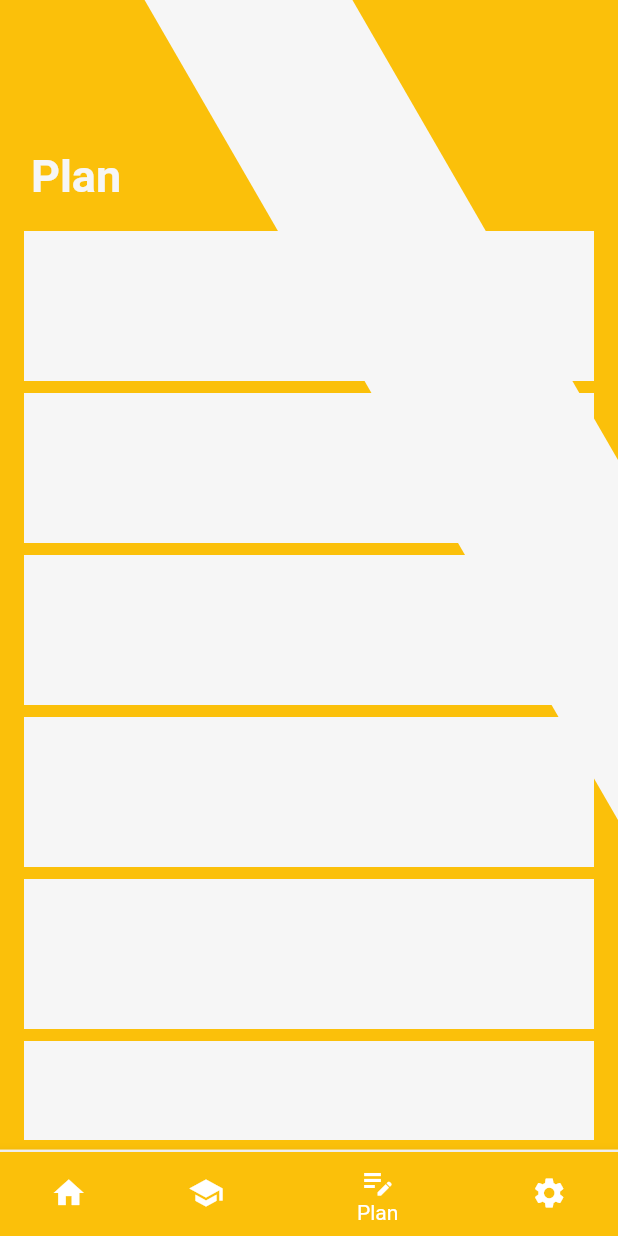
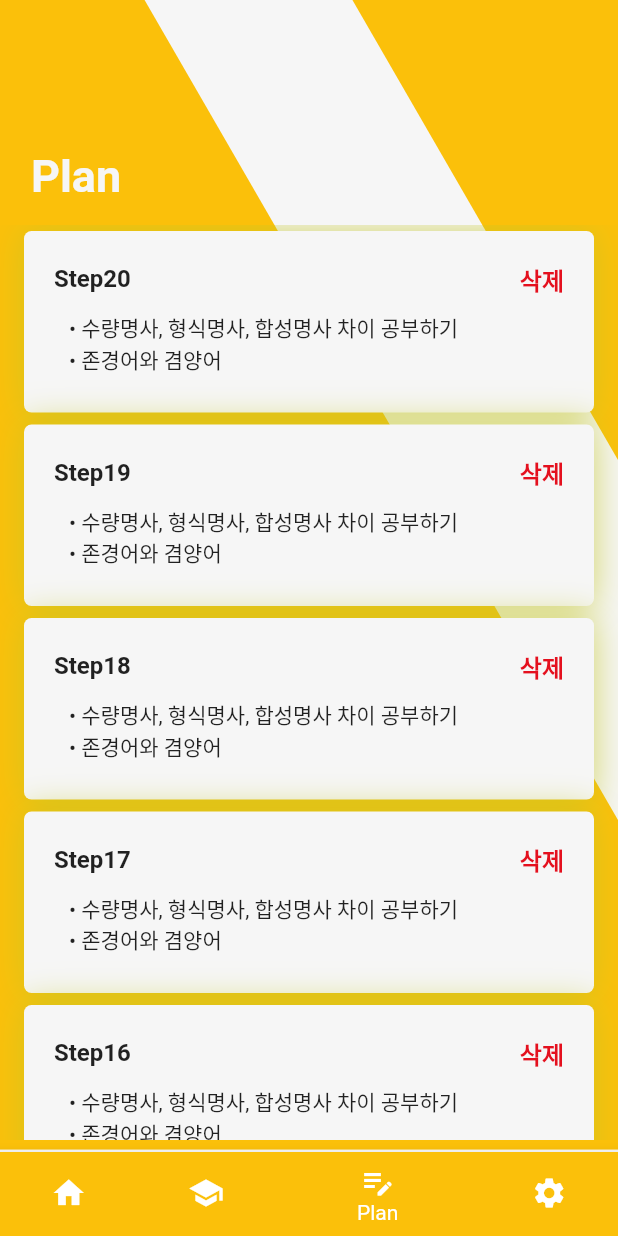
Before and after one commit to drainxc/Eo-Neo, a Flutter app: the screen it shows after launch, item 3 of the bottom bar chosen, on a phone screen of 412 x 824 dp. Run offline on Flutter 3.47's test engine with Material 2 defaults, Android fonts, the phone set to English and light mode, and no system bars; missing offline and left inert: dart:ffi.

Commit message:
Update publishing Plan Page

```diff
--- a/lib/Plan.dart
+++ b/lib/Plan.dart
@@ -29,7 +29,6 @@ class MyStatefulWidget extends StatefulWidget {
 }
 
 class _MyStatefulWidgetState extends State<MyStatefulWidget> {
-
   @override
   Widget build(BuildContext context) {
     double width = MediaQuery.of(context).size.width;
@@ -48,9 +47,8 @@ class _MyStatefulWidgetState extends State<MyStatefulWidget> {
       },
     ];
 
-
     return Scaffold(
-      backgroundColor: Color(0xffFBC00A),
+      backgroundColor: const Color(0xffFBC00A),
       body: Stack(
         children: <Widget>[
           Positioned(
@@ -61,45 +59,104 @@ class _MyStatefulWidgetState extends State<MyStatefulWidget> {
               child: Container(
                 width: 120,
                 height: 700,
-                color: Color(0xfff6f6f6),
+                color: const Color(0xfff6f6f6),
               ),
             ),
           ),
           Positioned(
             top: 100,
             child: Column(children: [
-              Container(
+              SizedBox(
                 width: width * 0.9,
                 height: 50,
-                child: Text('Plan',
+                child: const Text('Plan',
                     style: TextStyle(
                       fontSize: 30,
                       fontWeight: FontWeight.bold,
                       color: Color(0xfff6f6f6),
                     )),
               ),
-              Container(
+              SizedBox(
                   width: width * 1,
                   height: height * 0.74,
-                child: SafeArea(
                   child: ScrollConfiguration(
-                      behavior: const ScrollBehavior().copyWith(overscroll: false),
+                    behavior:
+                        const ScrollBehavior().copyWith(overscroll: false),
                     child: ListView.builder(
-                        padding: EdgeInsets.only(top: 0),
-                        itemCount: 10,
+                      padding: const EdgeInsets.only(top: 0),
+                      itemCount: 20,
                       itemBuilder: (BuildContext context, int index) {
                         return ListTile(
                             title: Container(
+                          padding: const EdgeInsets.all(20),
                           width: width * 1,
-                                height: 100,
-                                color: Color(0xfff6f6f6),
+                          decoration: BoxDecoration(
+                            borderRadius: BorderRadius.circular(5),
+                            boxShadow: [
+                              BoxShadow(
+                                color:
+                                    const Color(0xffC3C625).withOpacity(0.7),
+                                blurRadius: 20,
                               )
-                          );
-                        },
+                            ],
+                            color: const Color(0xfff6f6f6),
+                          ),
+                          child: Column(
+                            children: [
+                              Row(
+                                mainAxisAlignment:
+                                    MainAxisAlignment.spaceBetween,
+                                children: [
+                                  Text(
+                                    'Step${20 - index}',
+                                    style: const TextStyle(
+                                      fontWeight: FontWeight.w700,
+                                    ),
+                                  ),
+                                  const Text(
+                                    '삭제',
+                                    style: TextStyle(
+                                        fontWeight: FontWeight.w700,
+                                        color: Color(0xffE4101E)),
+                                  )
+                                ],
+                              ),
+                              Container(
+                                margin:
+                                    const EdgeInsets.fromLTRB(10, 10, 10, 5),
+                                child: Row(
+                                  children: [
+                                    Column(
+                                      children: [
+                                        Container(
+                                          width: width * 0.75,
+                                          child: const Text(
+                                            '• 수량명사, 형식명사, 합성명사 차이 공부하기',
+                                            style: TextStyle(
+                                              fontSize: 14,
+                                            ),
+                                          ),
+                                        ),
+                                        Container(
+                                          width: width * 0.75,
+                                          child: const Text(
+                                            '• 존경어와 겸양어',
+                                            style: TextStyle(
+                                              fontSize: 14,
                                             ),
                                           ),
                                         )
+                                      ],
                                     ),
+                                  ],
+                                ),
+                              )
+                            ],
+                          ),
+                        ));
+                      },
+                    ),
+                  )),
             ]),
           )
         ],
```
Lines whose indentation alone changed are shown as unchanged.
